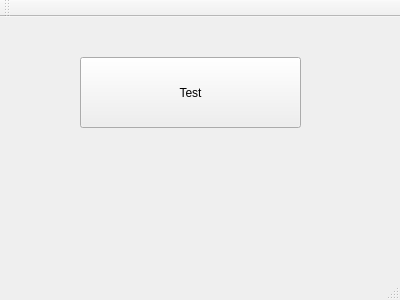
Almisuifre/POSL-ROVER, file Programmations/Qt/Version-1.0.0/Rover-Pilot/mainwindow.ui: the form before one commit.
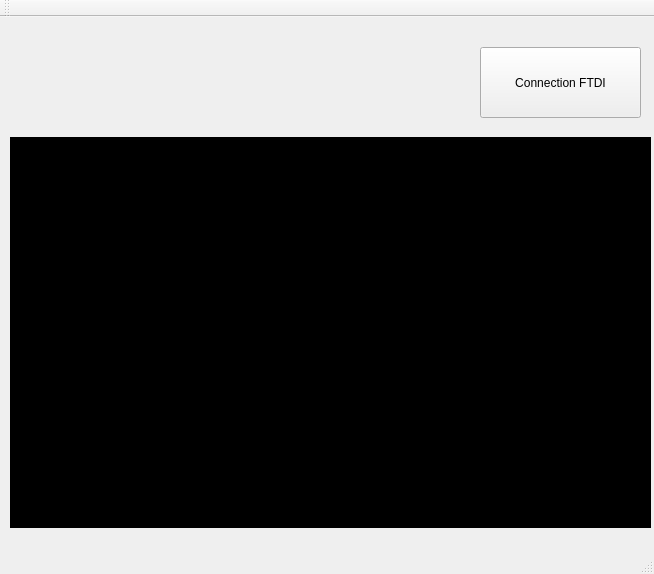
The form after the commit.

Commit message: Premier test boutons connection FTDI + Infos tty

Patch:
```diff
--- a/Programmations/Qt/Version-1.0.0/Rover-Pilot/mainwindow.ui
+++ b/Programmations/Qt/Version-1.0.0/Rover-Pilot/mainwindow.ui
@@ -6,8 +6,8 @@
    <rect>
     <x>0</x>
     <y>0</y>
-    <width>400</width>
-    <height>300</height>
+    <width>654</width>
+    <height>574</height>
    </rect>
   </property>
   <property name="windowTitle">
@@ -17,14 +17,28 @@
    <widget class="QPushButton" name="superBouton">
     <property name="geometry">
      <rect>
-      <x>80</x>
-      <y>40</y>
-      <width>221</width>
+      <x>480</x>
+      <y>30</y>
+      <width>161</width>
       <height>71</height>
      </rect>
     </property>
     <property name="text">
-     <string>Test</string>
+     <string>Connection FTDI</string>
+    </property>
+   </widget>
+   <widget class="QTextBrowser" name="console">
+    <property name="geometry">
+     <rect>
+      <x>10</x>
+      <y>120</y>
+      <width>641</width>
+      <height>391</height>
+     </rect>
+    </property>
+    <property name="styleSheet">
+     <string notr="true">background-color: rgb(0, 0, 0);
+color: rgb(14, 241, 33);</string>
     </property>
    </widget>
   </widget>
```
Left out of the diff: 4 changed lines with no effect on the pictures. The commit also changes 10 other files.
